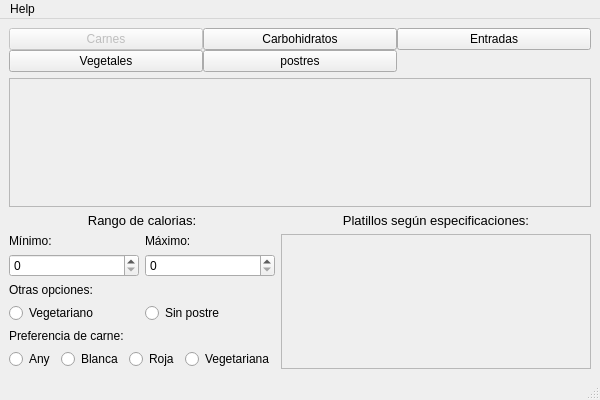
RyanG300/tarea-leanguajes-3, file ui/vista_usuario.ui: the form before one commit.
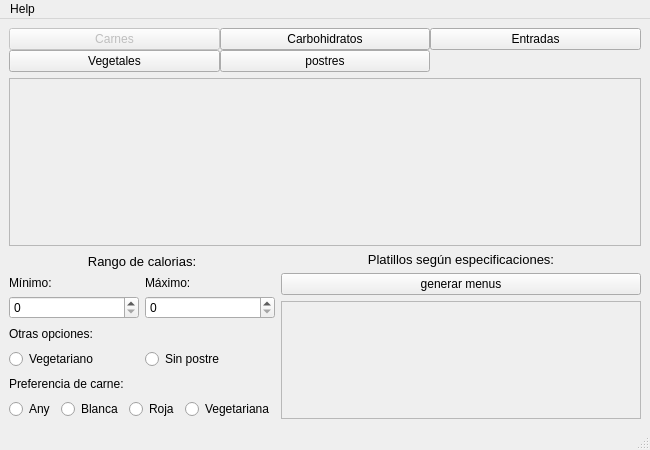
The form after the commit.

What changed in the file:
```diff
--- a/ui/vista_usuario.ui
+++ b/ui/vista_usuario.ui
@@ -6,8 +6,8 @@
    <rect>
     <x>0</x>
     <y>0</y>
-    <width>600</width>
-    <height>400</height>
+    <width>650</width>
+    <height>450</height>
    </rect>
   </property>
   <property name="windowTitle">
@@ -76,8 +76,8 @@
         <rect>
          <x>0</x>
          <y>0</y>
-         <width>580</width>
-         <height>124</height>
+         <width>630</width>
+         <height>164</height>
         </rect>
        </property>
        <layout class="QVBoxLayout" name="verticalLayout_2"/>
@@ -106,10 +106,18 @@
         <item>
          <layout class="QGridLayout" name="gridLayout_2">
           <item row="1" column="1">
-           <widget class="QSpinBox" name="maxSpinBox"/>
+           <widget class="QSpinBox" name="maxSpinBox">
+            <property name="maximum">
+             <number>9999</number>
+            </property>
+           </widget>
           </item>
           <item row="1" column="0">
-           <widget class="QSpinBox" name="minSpinBox"/>
+           <widget class="QSpinBox" name="minSpinBox">
+            <property name="maximum">
+             <number>9999</number>
+            </property>
+           </widget>
           </item>
           <item row="0" column="0">
            <widget class="QLabel" name="label_4">
@@ -214,6 +222,13 @@
           </property>
          </widget>
         </item>
+        <item>
+         <widget class="QPushButton" name="generarMenusButton">
+          <property name="text">
+           <string>generar menus</string>
+          </property>
+         </widget>
+        </item>
         <item>
          <widget class="QScrollArea" name="scrollAreaPlatillos">
           <property name="widgetResizable">
@@ -224,8 +239,8 @@
             <rect>
              <x>0</x>
              <y>0</y>
-             <width>326</width>
-             <height>127</height>
+             <width>376</width>
+             <height>108</height>
             </rect>
            </property>
           </widget>
@@ -243,7 +258,7 @@
     <rect>
      <x>0</x>
      <y>0</y>
-     <width>600</width>
+     <width>650</width>
      <height>21</height>
     </rect>
    </property>
```
Left out of the diff: 3 changed lines with no effect on the pictures.
